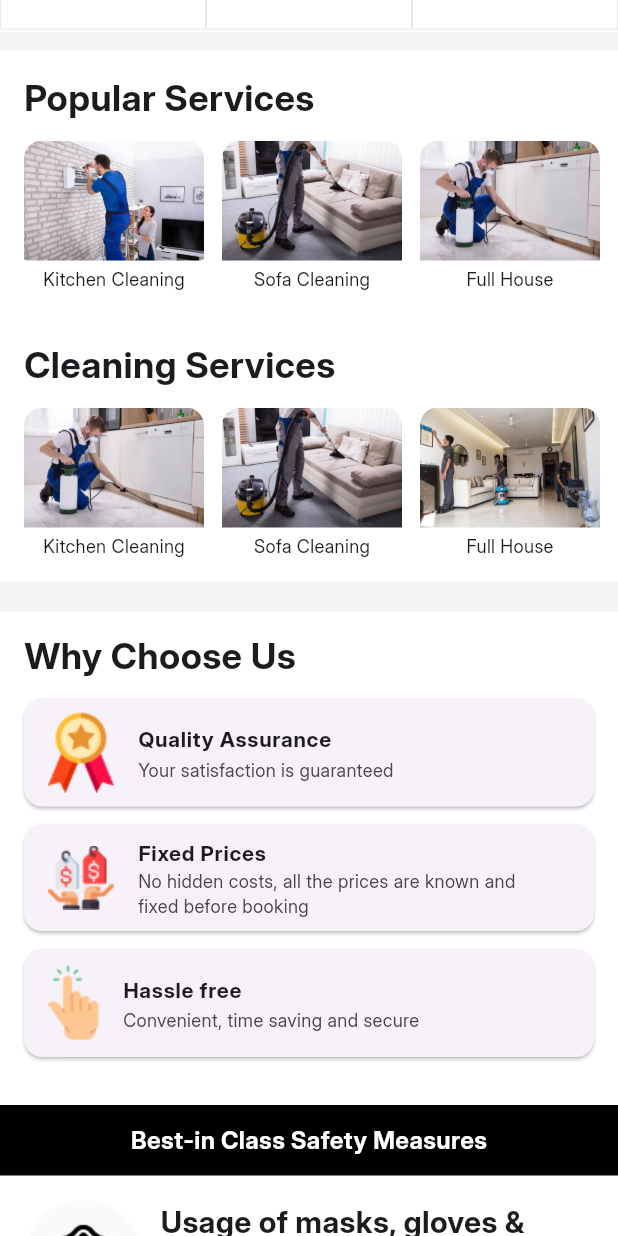
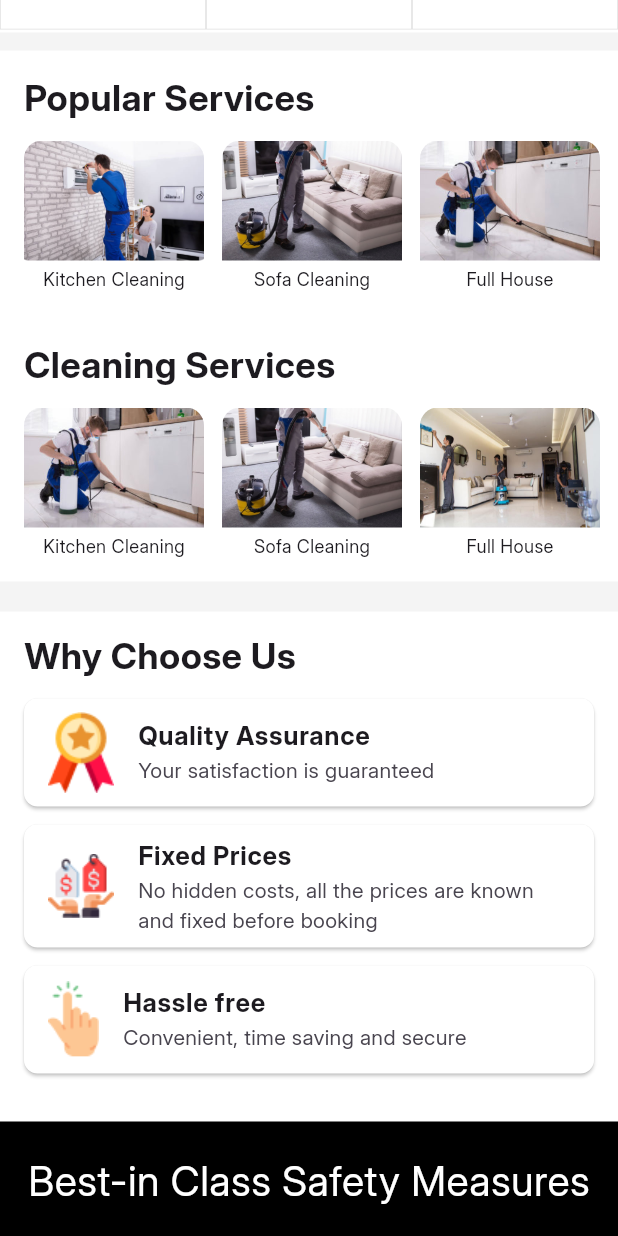
Before and after one commit to devbysaadan/Home_service_app, a Flutter app: the Home screen opened directly, scrolled down 576 dp, on a phone screen of 412 x 824 dp. Run offline on Flutter 3.47's test engine with Material 3 defaults, Android fonts, the phone set to English and light mode, and no system bars.

Commit message:
home page completed

```diff
--- a/lib/screens/homeScreen/home.dart
+++ b/lib/screens/homeScreen/home.dart
@@ -63,18 +63,29 @@ class Home extends StatelessWidget {
                     imagePath: 'assets/images/Renovation.png',
                     label: "Renovation",
                   ),
-                  _CategoryTile(imagePath: 'assets/images/Handyman 2.png', label: "Handyman"),
+                  _CategoryTile(
+                    imagePath: 'assets/images/Handyman 2.png',
+                    label: "Handyman",
+                  ),
                   _CategoryTile(
                     imagePath: 'assets/images/Moving 1.png',
                     label: "Home shifting",
                   ),
-                  _CategoryTile(imagePath: 'assets/images/Gardening 1.png', label: "Gardening"),
-                  _CategoryTile(imagePath: 'assets/images/Declutter 2.png', label: "Declutter"),
-                  _CategoryTile(imagePath: 'assets/images/surface1.png', label: "Painting"),
+                  _CategoryTile(
+                    imagePath: 'assets/images/Gardening 1.png',
+                    label: "Gardening",
+                  ),
+                  _CategoryTile(
+                    imagePath: 'assets/images/Declutter 2.png',
+                    label: "Declutter",
+                  ),
+                  _CategoryTile(
+                    imagePath: 'assets/images/surface1.png',
+                    label: "Painting",
+                  ),
                 ],
               ),
               Divider(color: Color(0xffF4F4F4), thickness: 12),
-
 
               const SectionTitle(title: "Popular Services"),
               SizedBox(
@@ -150,17 +161,14 @@ class Home extends StatelessWidget {
 
               const SizedBox(height: 20),
               Container(
+                height: 80,
                 width: double.infinity,
                 color: Colors.black,
                 padding: const EdgeInsets.symmetric(vertical: 12),
                 child: const Center(
                   child: Text(
                     "Best-in Class Safety Measures",
-                    style: TextStyle(
-                      color: Colors.white,
-                      fontSize: 16,
-                      fontWeight: FontWeight.bold,
-                    ),
+                    style: TextStyle(color: Colors.white, fontSize: 27),
                   ),
                 ),
               ),
@@ -184,6 +192,33 @@ class Home extends StatelessWidget {
                   ],
                 ),
               ),
+              Center(
+                child: Column(
+                  children: [
+                    SizedBox(height: 30,),
+                    Text(
+                      '     HASSLE FREE \n QUALITY SERVICE',
+                      style: TextStyle(
+                        color: Colors.grey.shade300,
+                        fontSize: 18 ,
+                        letterSpacing: 1,
+                        fontWeight: FontWeight.bold,
+                      ),
+                    ),
+                    SizedBox(height: 30,),
+                    Text(
+                      ' V 1.0',
+                      style: TextStyle(
+                        color: Colors.grey.shade300,
+                        fontSize: 18 ,
+                        letterSpacing: 1,
+                        fontWeight: FontWeight.bold,
+                      ),
+                    ),
+                    Image.asset('assets/images/menu.png',fit: BoxFit.fill,)
+                  ],
+                ),
+              ),
             ],
           ),
         ),
@@ -196,19 +231,13 @@ class _CategoryTile extends StatelessWidget {
   final String imagePath;
   final String label;
 
-  const _CategoryTile({
-    required this.imagePath,
-    required this.label,
-  });
+  const _CategoryTile({required this.imagePath, required this.label});
 
   @override
   Widget build(BuildContext context) {
     return Container(
       decoration: BoxDecoration(
-        border: Border.all(
-          color: Colors.grey.shade300,
-          width: 0.5,
-        ),
+        border: Border.all(color: Colors.grey.shade300, width: 0.5),
         color: Colors.white,
       ),
       padding: const EdgeInsets.symmetric(vertical: 10, horizontal: 4),
@@ -312,15 +341,17 @@ class _InfoCard extends StatelessWidget {
   @override
   Widget build(BuildContext context) {
     return Card(
+      color: Colors.white,
       margin: const EdgeInsets.only(bottom: 12),
-      shape: RoundedRectangleBorder(borderRadius: BorderRadius.circular(12)),
+      shape: RoundedRectangleBorder(borderRadius: BorderRadius.circular(9)),
+
       child: ListTile(
         leading: Image.asset(imagePath),
         title: Text(
           title,
-          style: const TextStyle(fontWeight: FontWeight.bold, fontSize: 14),
+          style: const TextStyle(fontWeight: FontWeight.bold, fontSize: 17),
         ),
-        subtitle: Text(subtitle, style: const TextStyle(fontSize: 12)),
+        subtitle: Text(subtitle, style: const TextStyle(fontSize: 14)),
       ),
     );
   }
@@ -340,16 +371,12 @@ class _SafetyCard extends StatelessWidget {
   @override
   Widget build(BuildContext context) {
     return Container(
+      color: Color(0xffF7FBFF),
       margin: const EdgeInsets.only(bottom: 16),
       child: Row(
         crossAxisAlignment: CrossAxisAlignment.start,
         children: [
-          Image.asset(
-            imagePath,
-            height: 80,
-            width: 79,
-            fit: BoxFit.cover,
-          ),
+          Image.asset(imagePath, height: 80, width: 79, fit: BoxFit.cover),
           const SizedBox(width: 12),
           Expanded(
             child: Column(
```
Also changed, not shown: assets/images/menu.png (added).
